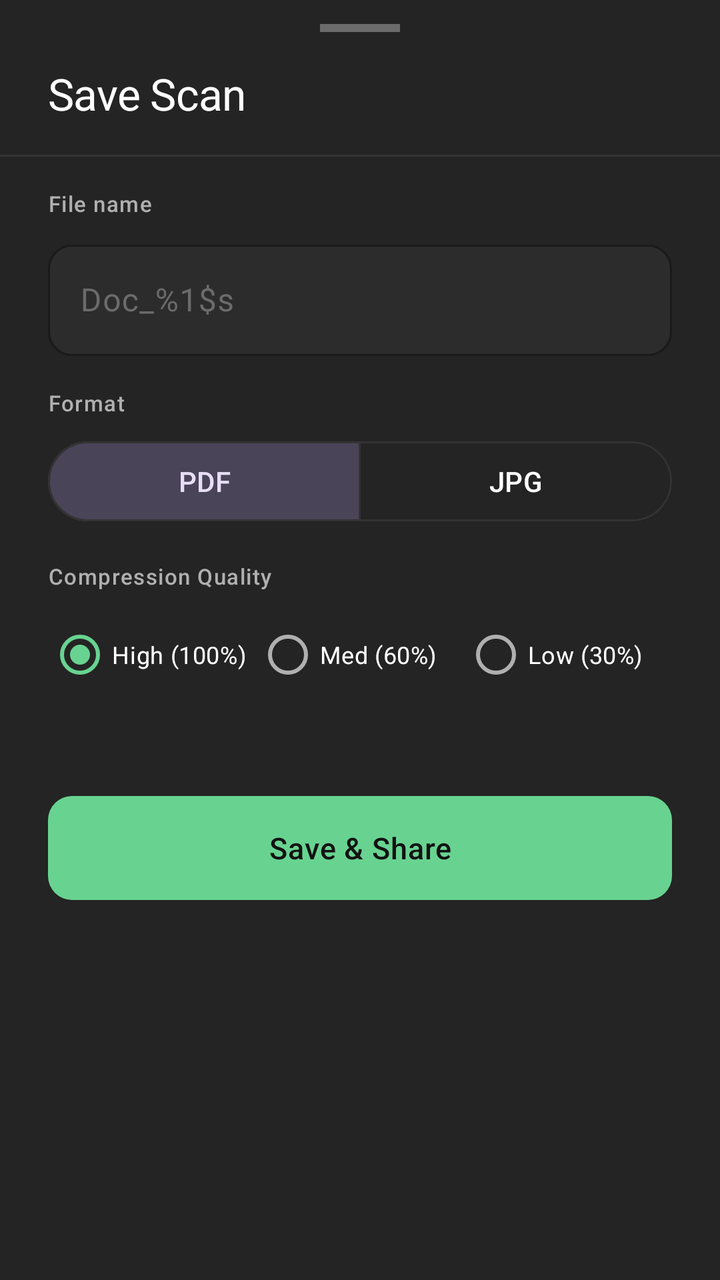
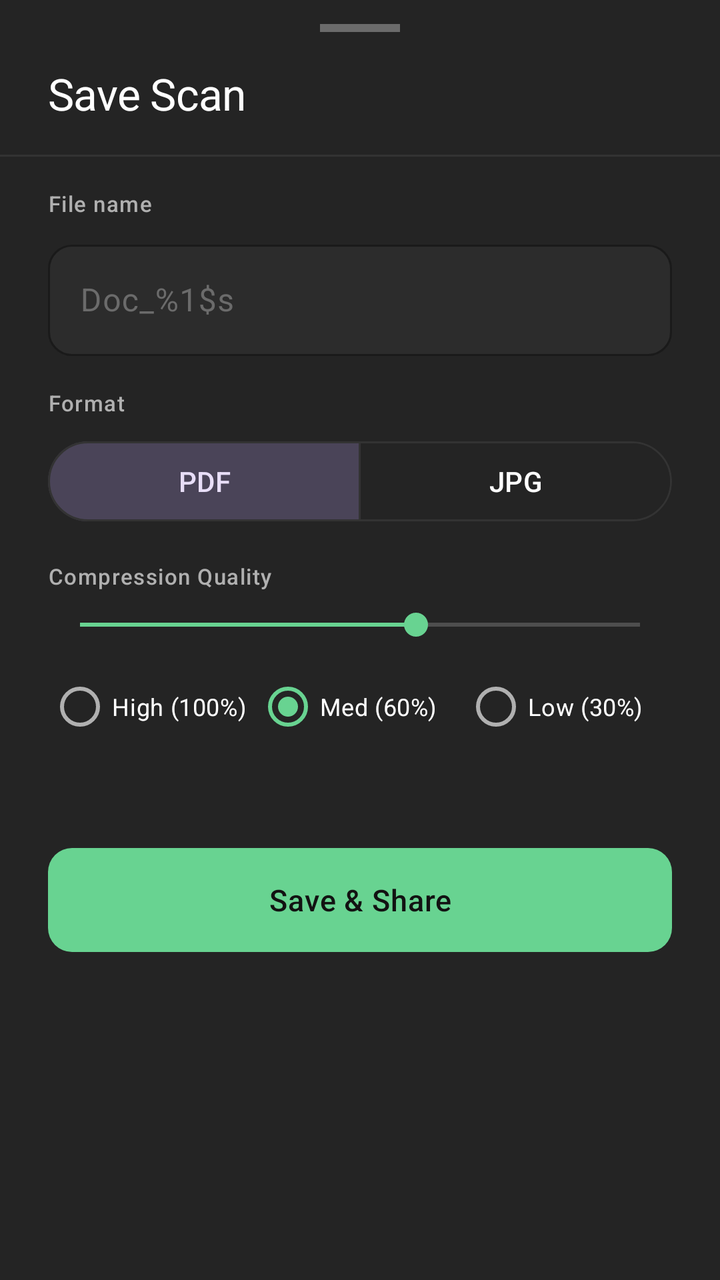

Before-and-after screenshots of an Android layout around one commit, followed by the original layout XML and the change that was made.
<!-- AndroidManifest.xml: application theme Theme.AnScanner -->
<!-- res/layout/bottom_sheet_save_scan.xml -->
<?xml version="1.0" encoding="utf-8"?>
<LinearLayout xmlns:android="http://schemas.android.com/apk/res/android"
    xmlns:app="http://schemas.android.com/apk/res-auto"
    android:layout_width="match_parent"
    android:layout_height="wrap_content"
    android:orientation="vertical"
    android:background="@color/surface_card"
    android:paddingBottom="24dp">

    <View
        android:layout_width="@dimen/bottom_sheet_drag_handle_width"
        android:layout_height="@dimen/bottom_sheet_drag_handle_height"
        android:layout_gravity="center_horizontal"
        android:layout_marginTop="12dp"
        android:layout_marginBottom="16dp"
        android:background="@color/text_muted" />

    <LinearLayout
        android:layout_width="match_parent"
        android:layout_height="wrap_content"
        android:orientation="horizontal"
        android:paddingHorizontal="24dp"
        android:gravity="center_vertical"
        android:layout_marginBottom="16dp">
        
        <TextView
            android:id="@+id/tvSaveTitle"
            android:layout_width="0dp"
            android:layout_height="wrap_content"
            android:layout_weight="1"
            android:text="@string/save_title"
            android:textAppearance="@style/TextAppearance.AnScanner.Headline"
            android:textColor="@color/text_primary" />
            
        <TextView
            android:id="@+id/tvPageCount"
            android:layout_width="wrap_content"
            android:layout_height="wrap_content"
            android:textAppearance="@style/TextAppearance.AnScanner.Subtitle"
            android:textColor="@color/text_secondary" />
    </LinearLayout>

    <View
        android:layout_width="match_parent"
        android:layout_height="1dp"
        android:background="@color/divider"
        android:layout_marginBottom="16dp" />

    <LinearLayout
        android:layout_width="match_parent"
        android:layout_height="wrap_content"
        android:orientation="vertical"
        android:paddingHorizontal="24dp"
        android:layout_marginBottom="16dp">
        
        <TextView
            android:layout_width="wrap_content"
            android:layout_height="wrap_content"
            android:text="@string/save_file_name_label"
            android:textAppearance="@style/TextAppearance.AnScanner.Label"
            android:textColor="@color/text_secondary"
            android:layout_marginBottom="8dp" />
            
        <com.google.android.material.textfield.TextInputLayout
            android:id="@+id/tilFileName"
            style="@style/Widget.AnScanner.TextInputLayout"
            android:layout_width="match_parent"
            android:layout_height="wrap_content"
            app:boxCornerRadiusTopStart="@dimen/text_input_corner_radius"
            app:boxCornerRadiusTopEnd="@dimen/text_input_corner_radius"
            app:boxCornerRadiusBottomStart="@dimen/text_input_corner_radius"
            app:boxCornerRadiusBottomEnd="@dimen/text_input_corner_radius">
            
            <com.google.android.material.textfield.TextInputEditText
                android:id="@+id/etFileName"
                android:layout_width="match_parent"
                android:layout_height="wrap_content"
                android:hint="@string/save_file_name_default"
                android:inputType="text" />
        </com.google.android.material.textfield.TextInputLayout>
    </LinearLayout>

    <LinearLayout
        android:layout_width="match_parent"
        android:layout_height="wrap_content"
        android:orientation="vertical"
        android:paddingHorizontal="24dp"
        android:layout_marginBottom="16dp">
        
        <TextView
            android:layout_width="wrap_content"
            android:layout_height="wrap_content"
            android:text="Format"
            android:textAppearance="@style/TextAppearance.AnScanner.Label"
            android:textColor="@color/text_secondary"
            android:layout_marginBottom="8dp" />
            
        <com.google.android.material.button.MaterialButtonToggleGroup
            android:id="@+id/toggleFormat"
            android:layout_width="match_parent"
            android:layout_height="wrap_content"
            app:singleSelection="true"
            app:checkedButton="@+id/btnPdf">
            
            <com.google.android.material.button.MaterialButton
                android:id="@+id/btnPdf"
                style="@style/Widget.Material3.Button.OutlinedButton"
                android:layout_width="0dp"
                android:layout_height="wrap_content"
                android:layout_weight="1"
                android:text="@string/save_format_pdf" />
                
            <com.google.android.material.button.MaterialButton
                android:id="@+id/btnJpg"
                style="@style/Widget.Material3.Button.OutlinedButton"
                android:layout_width="0dp"
                android:layout_height="wrap_content"
                android:layout_weight="1"
                android:text="@string/save_format_jpg" />
        </com.google.android.material.button.MaterialButtonToggleGroup>
    </LinearLayout>

    <LinearLayout
        android:layout_width="match_parent"
        android:layout_height="wrap_content"
        android:orientation="vertical"
        android:paddingHorizontal="24dp"
        android:layout_marginBottom="16dp">
        
        <TextView
            android:layout_width="wrap_content"
            android:layout_height="wrap_content"
            android:text="Compression Quality"
            android:textAppearance="@style/TextAppearance.AnScanner.Label"
            android:textColor="@color/text_secondary"
            android:layout_marginBottom="8dp" />
            
        <RadioGroup
            android:id="@+id/rgQuality"
            android:layout_width="match_parent"
            android:layout_height="wrap_content"
            android:orientation="horizontal">

            <com.google.android.material.radiobutton.MaterialRadioButton
                android:id="@+id/rbHigh"
                android:layout_width="0dp"
                android:layout_height="wrap_content"
                android:layout_weight="1"
                android:checked="true"
                android:text="High (100%)"
                android:textSize="12sp"
                android:textColor="@color/text_primary" />

            <com.google.android.material.radiobutton.MaterialRadioButton
                android:id="@+id/rbMedium"
                android:layout_width="0dp"
                android:layout_height="wrap_content"
                android:layout_weight="1"
                android:text="Med (60%)"
                android:textSize="12sp"
                android:textColor="@color/text_primary" />

            <com.google.android.material.radiobutton.MaterialRadioButton
                android:id="@+id/rbLow"
                android:layout_width="0dp"
                android:layout_height="wrap_content"
                android:layout_weight="1"
                android:text="Low (30%)"
                android:textSize="12sp"
                android:textColor="@color/text_primary" />
        </RadioGroup>
    </LinearLayout>
    
    <TextView
        android:id="@+id/tvSizeBadge"
        android:layout_width="match_parent"
        android:layout_height="wrap_content"
        android:gravity="center"
        android:textAppearance="@style/TextAppearance.AnScanner.Label"
        android:textColor="@color/text_muted"
        android:layout_marginHorizontal="24dp"
        android:layout_marginBottom="16dp" />

    <com.google.android.material.button.MaterialButton
        android:id="@+id/btnSaveShare"
        style="@style/Widget.AnScanner.Button.Primary"
        android:layout_width="match_parent"
        android:layout_height="@dimen/button_height_primary"
        android:layout_marginHorizontal="24dp"
        android:text="@string/save_button" />

</LinearLayout>
<!-- resources referenced by this layout -->
<resources>
  <color name="divider">#FF333333</color>
  <color name="surface_card">#FF242424</color>
  <color name="text_muted">#FF6B6B6B</color>
  <color name="text_primary">#FFFFFFFF</color>
  <color name="text_secondary">#FFB0B0B0</color>
  <dimen name="bottom_sheet_drag_handle_height">4dp</dimen>
  <dimen name="bottom_sheet_drag_handle_width">40dp</dimen>
  <dimen name="button_height_primary">52dp</dimen>
  <dimen name="text_input_corner_radius">12dp</dimen>
  <string name="save_button">Save \u0026 Share</string>
  <string name="save_file_name_default">Doc_%1$s</string>
  <string name="save_file_name_label">File name</string>
  <string name="save_format_jpg">JPG</string>
  <string name="save_format_pdf">PDF</string>
  <string name="save_title">Save Scan</string>
  <style name="TextAppearance.AnScanner.Subtitle" parent="TextAppearance.Material3.BodyMedium">
          <item name="android:textColor">@color/text_secondary</item>
          <item name="android:textSize">14sp</item>
          <item name="android:fontFamily">sans-serif</item>
      </style>
  <style name="TextAppearance.AnScanner.Button" parent="TextAppearance.Material3.LabelLarge">
          <item name="android:textSize">15sp</item>
          <item name="android:fontFamily">sans-serif-medium</item>
          <item name="android:letterSpacing">0.02</item>
      </style>
  <color name="text_on_accent">#FF121212</color>
  <color name="accent_mint">#FF68D391</color>
  <dimen name="button_corner_radius">12dp</dimen>
  <color name="accent_mint_ripple">#3368D391</color>
  <color name="surface_elevated">#FF2C2C2C</color>
  <color name="md_theme_primary">#FF68D391</color>
  <color name="md_theme_onPrimary">#FF121212</color>
  <color name="md_theme_primaryContainer">#FF2C2C2C</color>
  <color name="md_theme_onPrimaryContainer">#FF9AE6B4</color>
  <color name="md_theme_secondary">#FF48BB78</color>
  <color name="md_theme_onSecondary">#FF121212</color>
  <color name="md_theme_error">#FFEF4444</color>
  <color name="md_theme_onError">#FFFFFFFF</color>
  <color name="md_theme_background">#FF121212</color>
  <color name="md_theme_onBackground">#FFFFFFFF</color>
  <color name="md_theme_surface">#FF1A1A1A</color>
  <color name="md_theme_onSurface">#FFFFFFFF</color>
  <color name="md_theme_surfaceVariant">#FF242424</color>
  <color name="md_theme_onSurfaceVariant">#FFB0B0B0</color>
  <color name="md_theme_outline">#FF333333</color>
  <color name="status_bar">#FF121212</color>
  <color name="navigation_bar">#FF1A1A1A</color>
  <color name="background_primary">#FF121212</color>
  <color name="text_hint">#FF555555</color>
  <style name="ShapeAppearance.AnScanner.SmallComponent" parent="ShapeAppearance.Material3.SmallComponent">
          <item name="cornerFamily">rounded</item>
          <item name="cornerSize">@dimen/radius_sm</item>
      </style>
  <style name="ShapeAppearance.AnScanner.MediumComponent" parent="ShapeAppearance.Material3.MediumComponent">
          <item name="cornerFamily">rounded</item>
          <item name="cornerSize">@dimen/radius_lg</item>
      </style>
  <style name="ShapeAppearance.AnScanner.LargeComponent" parent="ShapeAppearance.Material3.LargeComponent">
          <item name="cornerFamily">rounded</item>
          <item name="cornerSize">@dimen/radius_xl</item>
      </style>
  <dimen name="radius_lg">16dp</dimen>
  <dimen name="elevation_card">2dp</dimen>
  <dimen name="card_padding">16dp</dimen>
  <style name="Widget.AnScanner.BottomSheet" parent="Widget.Material3.BottomSheet">
          <item name="backgroundTint">@color/surface_card</item>
          <item name="shapeAppearance">@style/ShapeAppearance.AnScanner.BottomSheet</item>
      </style>
  <dimen name="radius_sm">8dp</dimen>
  <dimen name="radius_xl">24dp</dimen>
  <dimen name="radius_bottom_sheet">28dp</dimen>
  <!-- unchanged entries left out for length: 8 -->
</resources>

<!-- the commit's change to res/layout/bottom_sheet_save_scan.xml (unified diff, before → after) -->
@@ -126,15 +126,41 @@
         android:orientation="vertical"
         android:paddingHorizontal="24dp"
         android:layout_marginBottom="16dp">
-        
-        <TextView
-            android:layout_width="wrap_content"
-            android:layout_height="wrap_content"
-            android:text="Compression Quality"
-            android:textAppearance="@style/TextAppearance.AnScanner.Label"
-            android:textColor="@color/text_secondary"
+
+        <LinearLayout
+            android:layout_width="match_parent"
+            android:layout_height="wrap_content"
+            android:orientation="horizontal"
+            android:gravity="center_vertical"
+            android:layout_marginBottom="8dp">
+
+            <TextView
+                android:layout_width="0dp"
+                android:layout_height="wrap_content"
+                android:layout_weight="1"
+                android:text="Compression Quality"
+                android:textAppearance="@style/TextAppearance.AnScanner.Label"
+                android:textColor="@color/text_secondary" />
+
+            <TextView
+                android:id="@+id/tvTargetSize"
+                android:layout_width="wrap_content"
+                android:layout_height="wrap_content"
+                android:textAppearance="@style/TextAppearance.AnScanner.Label"
+                android:textColor="@color/accent_mint"
+                android:textStyle="bold" />
+        </LinearLayout>
+
+        <SeekBar
+            android:id="@+id/sbQuality"
+            android:layout_width="match_parent"
+            android:layout_height="wrap_content"
+            android:max="100"
+            android:progress="60"
+            android:progressTint="@color/accent_mint"
+            android:thumbTint="@color/accent_mint"
             android:layout_marginBottom="8dp" />
-            
+
         <RadioGroup
             android:id="@+id/rgQuality"
             android:layout_width="match_parent"
@@ -146,7 +172,6 @@
                 android:layout_width="0dp"
                 android:layout_height="wrap_content"
                 android:layout_weight="1"
-                android:checked="true"
                 android:text="High (100%)"
                 android:textSize="12sp"
                 android:textColor="@color/text_primary" />
@@ -156,6 +181,7 @@
                 android:layout_width="0dp"
                 android:layout_height="wrap_content"
                 android:layout_weight="1"
+                android:checked="true"
                 android:text="Med (60%)"
                 android:textSize="12sp"
                 android:textColor="@color/text_primary" />
